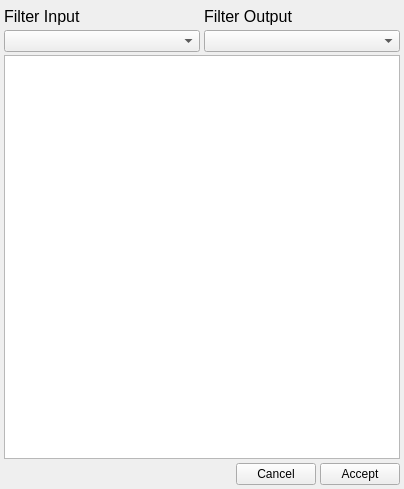
The window that librarydialogpanel.ui (AartOdding/ZigZagQt) describes before a commit, drawn with Qt 5.
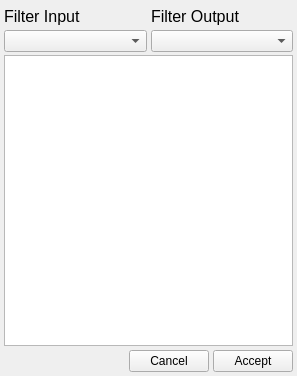
The same window after the commit.

Commit message: Continued work on Operator Selector dialog, almost finished

Diff of the .ui file:
```diff
--- a/librarydialogpanel.ui
+++ b/librarydialogpanel.ui
@@ -6,8 +6,8 @@
    <rect>
     <x>0</x>
     <y>0</y>
-    <width>404</width>
-    <height>489</height>
+    <width>297</width>
+    <height>376</height>
    </rect>
   </property>
   <property name="windowTitle">
```
The commit also changes 7 other files.
